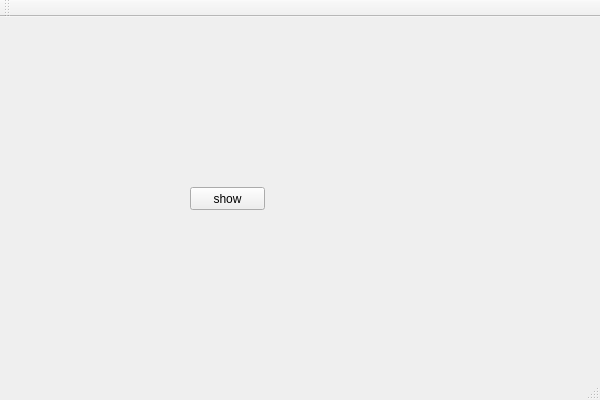
The window that MultiFormatPlayer/MFPMainWindow.ui (jyhlearning/MultiFormatPlayer) describes before a commit, drawn with Qt 5.
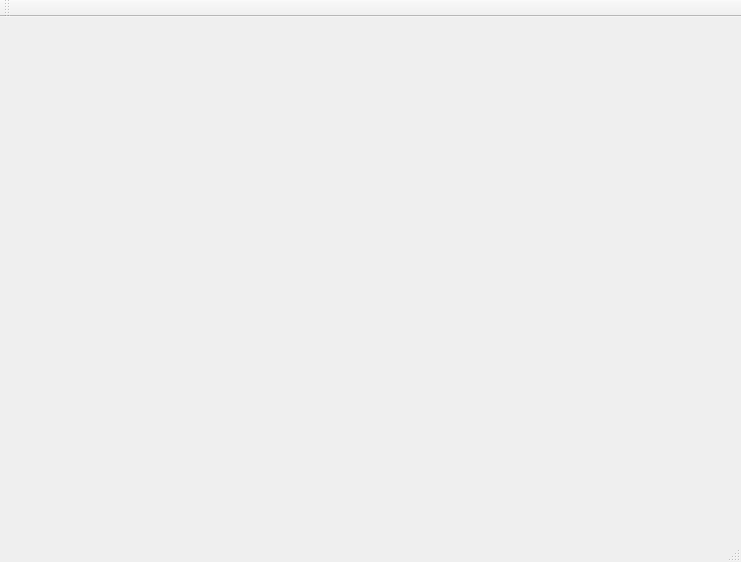
The same window after the commit.

Commit message: 嵌入主窗口

```diff
--- a/MultiFormatPlayer/MFPMainWindow.ui
+++ b/MultiFormatPlayer/MFPMainWindow.ui
@@ -6,27 +6,19 @@
    <rect>
     <x>0</x>
     <y>0</y>
-    <width>600</width>
-    <height>400</height>
+    <width>741</width>
+    <height>562</height>
    </rect>
   </property>
   <property name="windowTitle">
    <string>MFPMainWindow</string>
   </property>
   <widget class="QWidget" name="centralWidget">
-   <widget class="QPushButton" name="pushButton">
-    <property name="geometry">
-     <rect>
-      <x>190</x>
-      <y>170</y>
-      <width>75</width>
-      <height>23</height>
-     </rect>
-    </property>
-    <property name="text">
-     <string>show</string>
-    </property>
-   </widget>
+   <layout class="QGridLayout" name="gridLayout">
+    <item row="0" column="0">
+     <layout class="QVBoxLayout" name="verticalLayout"/>
+    </item>
+   </layout>
   </widget>
   <widget class="QMenuBar" name="menuBar">
    <property name="geometry">
```
Left out of the diff: 4 changed lines with no effect on the pictures. The commit also changes 6 other files.
